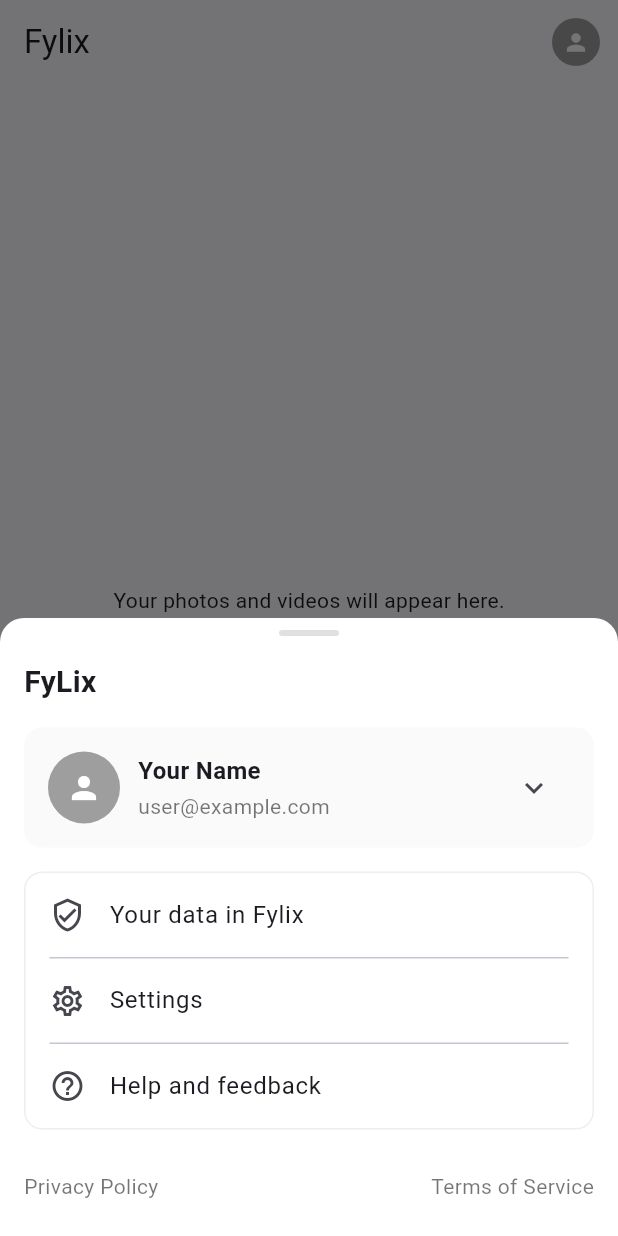
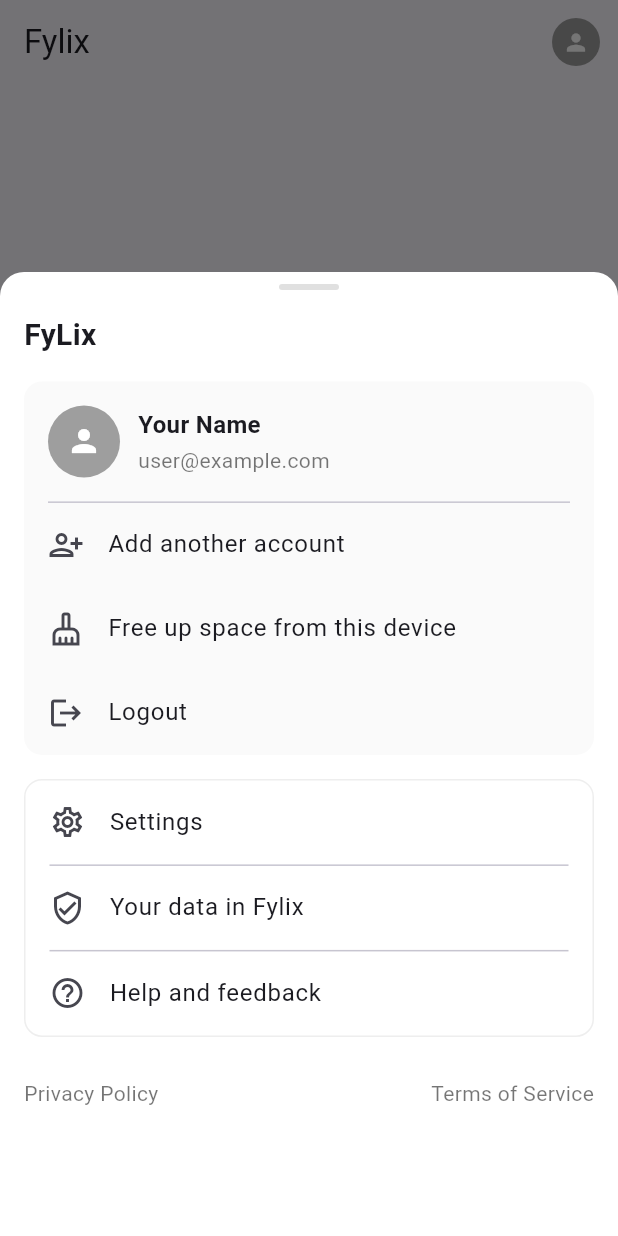
Before and after one commit to sh-riyad/fylix, a Flutter app: the screen it shows after launch, after a tap on the "person" icon, on a phone screen of 412 x 824 dp. Run offline on Flutter 3.47's test engine with Material 3 defaults, Android fonts, the phone set to English and light mode, and no system bars.

Commit message:
feat: add tap-to-dismiss and fix back navigation for account sheet

```diff
--- a/lib/features/home/app_shell.dart
+++ b/lib/features/home/app_shell.dart
@@ -87,20 +87,26 @@ class _AppShellState extends State<AppShell> {
       useRootNavigator: true,
       isScrollControlled: true,
       backgroundColor: Colors.transparent,
+      barrierColor: Colors.black54,
+      isDismissible: true,
+      enableDrag: true,
       builder: (BuildContext context) {
-        bool expanded = false;
         bool actionHandled = false;
         void handle(String v) {
           if (actionHandled) return;
           actionHandled = true;
           Navigator.of(context).pop(v);
         }
-        return StatefulBuilder(
-          builder: (BuildContext context, void Function(void Function()) setModalState) {
-            return DraggableScrollableSheet(
-              initialChildSize: 0.5,
-              minChildSize: 0.4,
-              maxChildSize: 0.9,
+        return GestureDetector(
+          onTap: () => Navigator.of(context).pop(),
+          child: Container(
+            color: Colors.transparent,
+            child: GestureDetector(
+              onTap: () {}, // Prevents tap from bubbling up
+              child: DraggableScrollableSheet(
+                initialChildSize: 0.78,
+                minChildSize: 0.5,
+                maxChildSize: 0.95,
                 builder: (BuildContext context, ScrollController scrollController) {
                   return Container(
                     decoration: const BoxDecoration(
@@ -144,7 +150,7 @@ class _AppShellState extends State<AppShell> {
                                       ),
                                     ),
 
-                                  // Profile Section (2nd div with expandable content)
+                                    // Profile Section (2nd div with always visible content)
                                     Container(
                                       decoration: BoxDecoration(
                                         color: Colors.grey.shade50,
@@ -154,7 +160,7 @@ class _AppShellState extends State<AppShell> {
                                       child: Column(
                                         mainAxisSize: MainAxisSize.min,
                                         children: <Widget>[
-                                        // Profile header with arrow
+                                          // Profile header without arrow
                                           Padding(
                                             padding: const EdgeInsets.all(16),
                                             child: Row(
@@ -175,21 +181,11 @@ class _AppShellState extends State<AppShell> {
                                                     ],
                                                   ),
                                                 ),
-                                              IconButton(
-                                                icon: Icon(expanded ? Icons.keyboard_arrow_up : Icons.keyboard_arrow_down),
-                                                onPressed: () => setModalState(() { expanded = !expanded; }),
-                                              ),
                                               ],
                                             ),
                                           ),
 
-                                        // Expandable content inside profile section
-                                        AnimatedSize(
-                                          duration: const Duration(milliseconds: 300),
-                                          curve: Curves.easeInOut,
-                                          child: expanded ? Column(
-                                            mainAxisSize: MainAxisSize.min,
-                                            children: <Widget>[
+                                          // Always visible account actions
                                           const Divider(height: 1, indent: 16, endIndent: 16),
                                           ListTile(
                                             leading: const Icon(Icons.person_add_alt_1_outlined),
@@ -197,17 +193,14 @@ class _AppShellState extends State<AppShell> {
                                             onTap: () => handle('add_account'),
                                           ),
                                           ListTile(
-                                                leading: const Icon(Icons.logout),
-                                                title: const Text('Logout'),
-                                                onTap: () => handle('logout'),
-                                              ),
-                                              ListTile(
                                             leading: const Icon(Icons.cleaning_services_outlined),
                                             title: const Text('Free up space from this device'),
                                             onTap: () => handle('free_up_space'),
                                           ),
-                                            ],
-                                          ) : const SizedBox.shrink(),
+                                          ListTile(
+                                            leading: const Icon(Icons.logout),
+                                            title: const Text('Logout'),
+                                            onTap: () => handle('logout'),
                                           ),
                                         ],
                                       ),
@@ -227,15 +220,15 @@ class _AppShellState extends State<AppShell> {
                                         mainAxisSize: MainAxisSize.min,
                                         children: <Widget>[
                                           ListTile(
+                                            leading: const Icon(Icons.settings_outlined),
+                                            title: const Text('Settings'),
+                                            onTap: () => handle('settings'),
+                                          ),
+                                          const Divider(height: 1, indent: 16, endIndent: 16),
+                                          ListTile(
                                             leading: const Icon(Icons.verified_user_outlined),
                                             title: const Text('Your data in Fylix'),
                                             onTap: () => handle('your_data'),
-                                        ),
-                                        const Divider(height: 1, indent: 16, endIndent: 16),
-                                        ListTile(
-                                          leading: const Icon(Icons.settings_outlined),
-                                          title: const Text('Settings'),
-                                          onTap: () => handle('settings'),
                                           ),
                                           const Divider(height: 1, indent: 16, endIndent: 16),
                                           ListTile(
@@ -280,31 +273,43 @@ class _AppShellState extends State<AppShell> {
                     ),
                   );
                 },
-            );
-          },
+              ),
+            ),
+          ),
         );
       },
     );
     if (!mounted) return;
     if (value == null) return;
+
+    // Navigate to pages and then show sheet again when returning
+    Widget? targetPage;
     switch (value) {
       case 'your_data':
-        await Navigator.of(rootContext).push(MaterialPageRoute(builder: (_) => const YourDataPage()));
+        targetPage = const YourDataPage();
         break;
       case 'settings':
-        await Navigator.of(rootContext).push(MaterialPageRoute(builder: (_) => const SettingsPage()));
+        targetPage = const SettingsPage();
         break;
       case 'help_feedback':
-        await Navigator.of(rootContext).push(MaterialPageRoute(builder: (_) => const HelpFeedbackPage()));
+        targetPage = const HelpFeedbackPage();
         break;
       case 'privacy':
-        await Navigator.of(rootContext).push(MaterialPageRoute(builder: (_) => const PrivacyPolicyPage()));
+        targetPage = const PrivacyPolicyPage();
         break;
       case 'terms':
-        await Navigator.of(rootContext).push(MaterialPageRoute(builder: (_) => const TermsOfServicePage()));
+        targetPage = const TermsOfServicePage();
         break;
       default:
-        break;
+        return;
+    }
+
+    if (targetPage != null) {
+      await Navigator.of(rootContext).push(MaterialPageRoute(builder: (_) => targetPage!));
+      // Show the account sheet again after returning from the page
+      if (mounted) {
+        _showAccountSheet();
       }
     }
   }
+}
```
Lines whose indentation alone changed are shown as unchanged.
